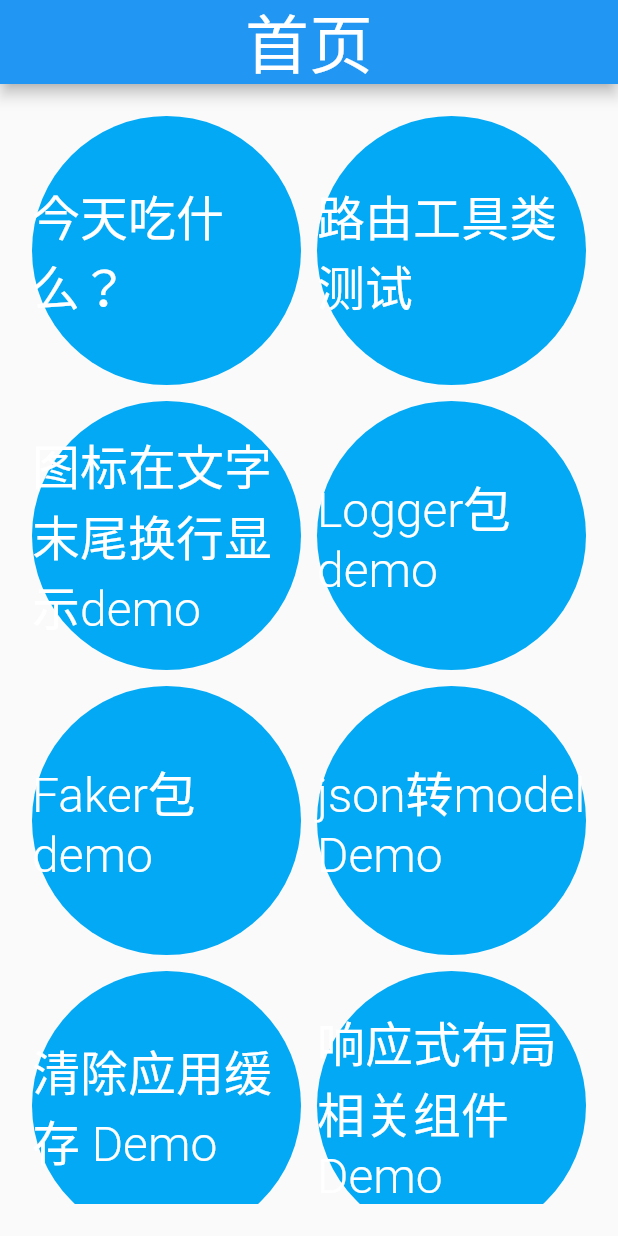
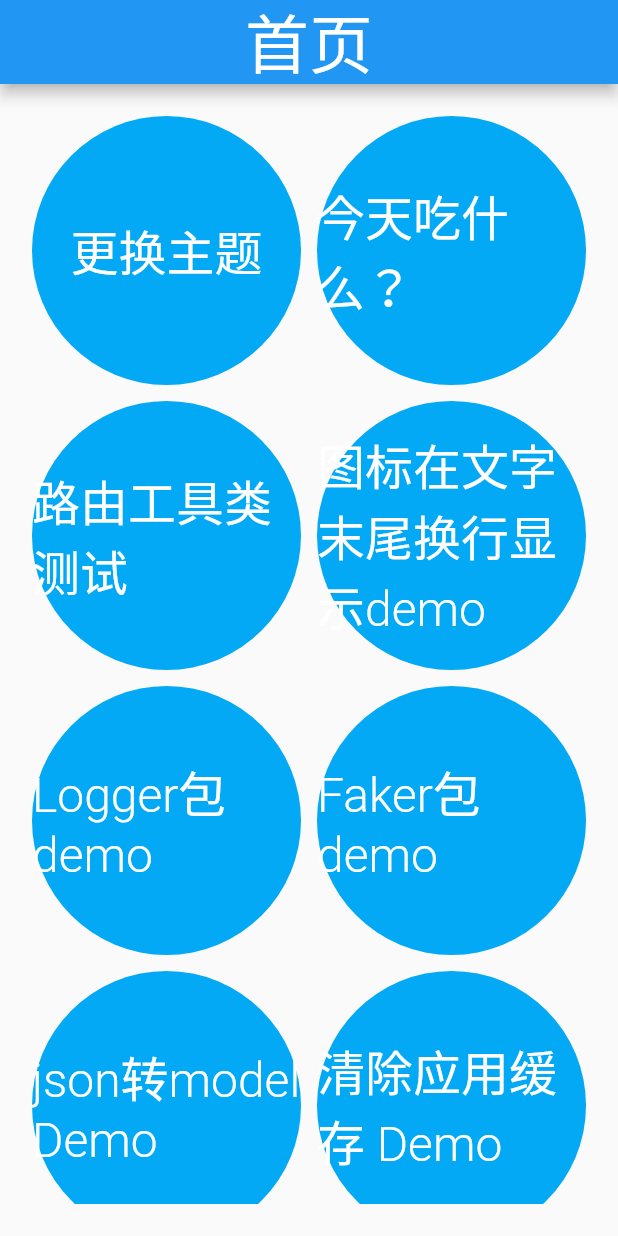
Before and after one commit to jack0-0wu/flutter_demo, a Flutter app: the screen it shows after launch, on a phone screen of 412 x 824 dp. Run offline on Flutter 3.47's test engine with Material 2 defaults, Android fonts, the phone set to English and light mode, and no system bars; our stand-ins replace camera, faker, flutter_swiper, image_picker, logger, permission_handler; missing offline and left inert: image_crop, transformer_page_view.

Commit message:
demo追加

```diff
--- a/lib/config/routers.dart
+++ b/lib/config/routers.dart
@@ -30,6 +30,7 @@ import 'package:flutter_demo/page/demo/richtext_demo/richText_demo.dart';
 import 'package:flutter_demo/page/demo/router_demo/router_test.dart';
 import 'package:flutter_demo/page/demo/router_demo/router_test2.dart';
 import 'package:flutter_demo/page/demo/selector_demo/bottom_anim_nav_page.dart';
+import 'package:flutter_demo/page/demo/theme_demo/theme_demo.dart';
 import 'package:flutter_demo/page/demo/today_food_demo/today_food_demo.dart';
 
 class Routers {
@@ -66,5 +67,6 @@ class Routers {
     'pageViewDemo':PageViewDemo(),
     'indicatorDemo':IndicatorDemo(),
     'indicatorDemo2':IndicatorDemo2(),
+    'themeDemo':ThemeDemo(),
   };
 }
--- a/lib/config/static_resource.dart
+++ b/lib/config/static_resource.dart
@@ -1,4 +1,5 @@
 import 'package:flutter/cupertino.dart';
+import 'package:flutter/material.dart';
 
 /// Copyright (C), 2020-2020, flutter_demo
 /// FileName: static_resource
@@ -12,6 +13,7 @@ class StaticResource {
     // "图片上传剪裁demo": "clippingDemo",
     // "自定义拍照画面Demo": "cameraDemo",
     // "通道测试代码"："planFromTest",
+    "更换主题": "themeDemo",
     "今天吃什么？": "todayFoodDemo",
     "路由工具类测试": "routerTest",
     "图标在文字末尾换行显示demo": "richTextDemo",
@@ -32,12 +34,33 @@ class StaticResource {
     "futureBuilder Demo": "futureBuilderDemo",
     "圆形选择器 Demo": "bottomAnimNavPage",
     "Ios风格的底部选择器 Demo": "iosBottomDemo",
-    "自定义横向分页":"pageDemo",
-    "官方分页组件":"pageViewDemo",
-    "指示器组件":"indicatorDemo",
-    "横向指示器组件":"indicatorDemo2",
+    "自定义横向分页": "pageDemo",
+    "官方分页组件": "pageViewDemo",
+    "指示器组件": "indicatorDemo",
+    "横向指示器组件": "indicatorDemo2",
   };
 
   //测试用key
   static final GlobalKey testKey = GlobalKey();
+
+
+  //
+  static ThemeData customThemeData = ThemeData(
+    primaryColor: Colors.blue,
+    visualDensity: VisualDensity.adaptivePlatformDensity,
+  );
+  static ThemeData customDarkThemeData = ThemeData(
+    primaryColor: Colors.black,
+    visualDensity: VisualDensity.adaptivePlatformDensity,
+  );
+  static getSuccess(){
+    return Color(0xFF28a745);
+  }
+
 }
+extension CustomColorScheme on ThemeData {
+  Color get success => StaticResource.getSuccess();
+  Color get info => const Color(0xFF17a2b8);
+  Color get warning => const Color(0xFFffc107);
+  Color get danger => const Color(0xFFdc3545);
+}
--- a/lib/main.dart
+++ b/lib/main.dart
@@ -37,22 +37,8 @@ class MyApp extends StatelessWidget {
       // locale: DevicePreview.locale(context), // Add the locale here
       // builder: DevicePreview.appBuilder,
       title: 'Flutter Demo',
-      theme: ThemeData(
-        // This is the theme of your application.
-        //
-        // Try running your application with "flutter run". You'll see the
-        // application has a blue toolbar. Then, without quitting the app, try
-        // changing the primarySwatch below to Colors.green and then invoke
-        // "hot reload" (press "r" in the console where you ran "flutter run",
-        // or simply save your changes to "hot reload" in a Flutter IDE).
-        // Notice that the counter didn't reset back to zero; the application
-        // is not restarted.
-        primarySwatch: Colors.blue,
-        // This makes the visual density adapt to the platform that you run
-        // the app on. For desktop platforms, the controls will be smaller and
-        // closer together (more dense) than on mobile platforms.
-        visualDensity: VisualDensity.adaptivePlatformDensity,
-      ),
+      theme: StaticResource.customThemeData,
+      darkTheme: StaticResource.customDarkThemeData,
       home: Index(),
     );
   }
--- a/lib/util/custom_widget.dart
+++ b/lib/util/custom_widget.dart
@@ -4,7 +4,7 @@ import 'package:flutter/material.dart';
 import 'util.dart';
 
 //字体
-Font(
+Widget Font(
         {text = "",
         color = Colors.black,
         size = 30,
@@ -23,7 +23,7 @@ Font(
           decoration: decoration),
     );
 //按钮
-Button(
+Widget Button(
         {width,
         height,
         text = "",
@@ -44,7 +44,7 @@ Button(
       ),
     );
 
-CustomAppBar(
+Widget CustomAppBar(
         {String title = "无标题", textColor = Colors.white, titleSize = 100}) =>
     AppBar(
       title: Font(
```
Also changed, not shown: lib/page/demo/theme_demo/theme_demo.dart (added, +34 -0 lines), 2 other files.
